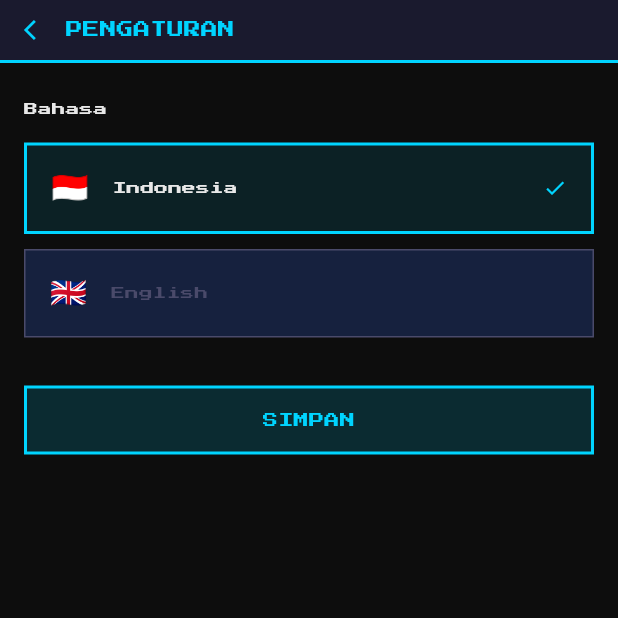
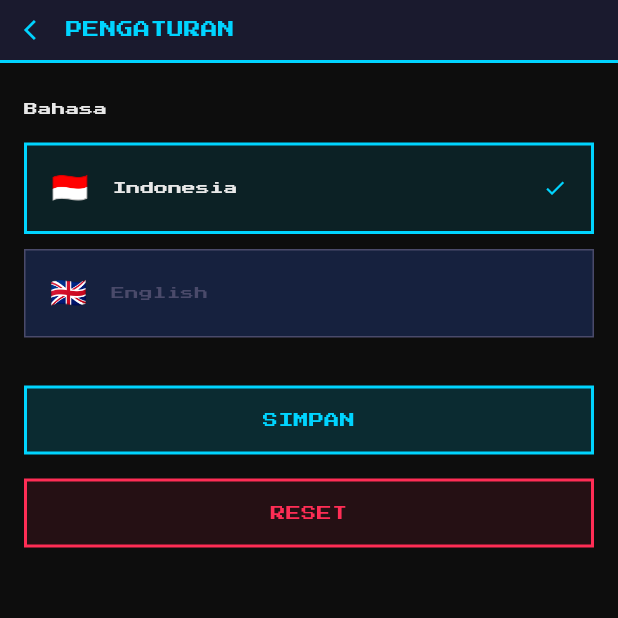
Before and after one commit to RaihanAdityaP/IdleGame, a Flutter app: the SettingsScreen screen opened directly, on a phone screen of 412 x 824 dp, the top half of it. Run offline on Flutter 3.47's test engine with Material 3 defaults, Android fonts, the phone set to English and light mode, and no system bars; our stand-ins replace google_fonts, shared_preferences; accounts and stored records are empty.

Commit message:
fourth commit

```diff
--- a/lib/ui/settings_screen.dart
+++ b/lib/ui/settings_screen.dart
@@ -22,6 +22,35 @@ class _SettingsScreenState extends State<SettingsScreen> {
   void _save() {
     context.read<GameState>().setLanguage(_selected);
     Navigator.pop(context);
+  }
+
+  void _showResetDialog() {
+    showDialog(
+      context: context,
+      builder: (ctx) => AlertDialog(
+        backgroundColor: RP.panel,
+        shape: const RoundedRectangleBorder(
+          side: BorderSide(color: RP.red, width: 2),
+          borderRadius: BorderRadius.zero,
+        ),
+        title: Text(L10n.get('reset_title'), style: px(size: 10, color: RP.red)),
+        content: Text(L10n.get('reset_body'), style: px(size: 7, color: RP.white)),
+        actions: [
+          TextButton(
+            onPressed: () => Navigator.pop(ctx),
+            child: Text(L10n.get('batal'), style: px(size: 7, color: RP.grey)),
+          ),
+          TextButton(
+            onPressed: () async {
+              Navigator.pop(ctx);
+              await context.read<GameState>().reset();
+              if (mounted) Navigator.pop(context);
+            },
+            child: Text(L10n.get('reset'), style: px(size: 7, color: RP.red)),
+          ),
+        ],
+      ),
+    );
   }
 
   @override
@@ -84,6 +113,20 @@ class _SettingsScreenState extends State<SettingsScreen> {
                       child: Text(L10n.get('save'), style: px(size: 10, color: RP.blue)),
                     ),
                   ),
+                  const SizedBox(height: 16),
+                  GestureDetector(
+                    onTap: _showResetDialog,
+                    child: Container(
+                      width: double.infinity,
+                      padding: const EdgeInsets.symmetric(vertical: 14),
+                      decoration: BoxDecoration(
+                        color: RP.red.withValues(alpha: 0.1),
+                        border: Border.all(color: RP.red, width: 2),
+                      ),
+                      alignment: Alignment.center,
+                      child: Text(L10n.get('reset'), style: px(size: 10, color: RP.red)),
+                    ),
+                  ),
                 ],
               ),
             ),
```
